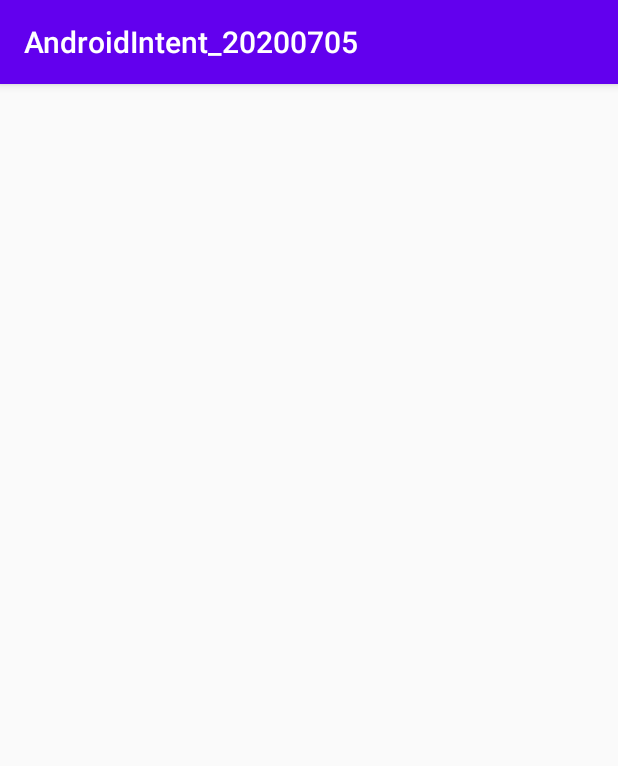
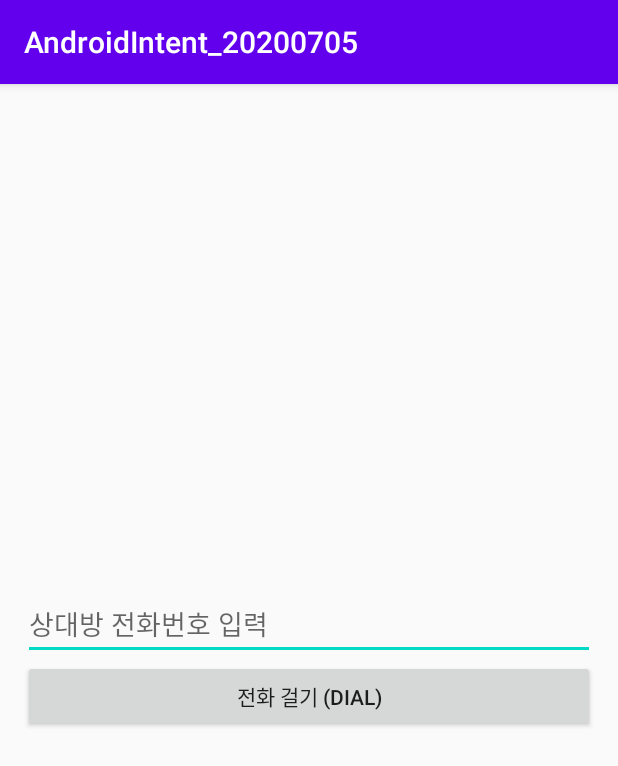
Before and after one commit to dhdbseh/AndroidIntent_20200705, an Android app: the screen it shows after launch (MainActivity), on a phone screen of 412 x 824 dp. Shown: the top 766 px of the screen. Run offline under Robolectric (Android 15) with nearby library versions, the phone set to English and light mode, and no system bars.

Commit message:
전화 걸기(DIAL) 화면만 그렸음

```diff
--- a/app/src/main/java/kr/co/tjoeun/androidintent_20200705/MainActivity.kt
+++ b/app/src/main/java/kr/co/tjoeun/androidintent_20200705/MainActivity.kt
@@ -2,10 +2,15 @@ package kr.co.tjoeun.androidintent_20200705
 
 import androidx.appcompat.app.AppCompatActivity
 import android.os.Bundle
+import kotlinx.android.synthetic.main.activity_main.*
 
 class MainActivity : AppCompatActivity() {
     override fun onCreate(savedInstanceState: Bundle?) {
         super.onCreate(savedInstanceState)
         setContentView(R.layout.activity_main)
+
+        dialBtn.setOnClickListener { {
+
+        } }
     }
 }
--- a/app/src/main/res/layout/activity_main.xml
+++ b/app/src/main/res/layout/activity_main.xml
@@ -5,10 +5,21 @@
     android:layout_width="match_parent"
     android:layout_height="match_parent"
     android:orientation="vertical"
-
+    android:gravity="center"
+    android:padding="15dp"
     tools:context=".MainActivity">
 
+    <EditText
+        android:id="@+id/phoneNumEdt"
+        android:layout_width="match_parent"
+        android:layout_height="wrap_content"
+        android:hint="상대방 전화번호 입력"
+        android:inputType="phone"/>
 
-
+    <Button
+        android:id="@+id/dialBtn"
+        android:layout_width="match_parent"
+        android:layout_height="wrap_content"
+        android:text="전화 걸기 (DIAL)"/>
 
 </LinearLayout>
```
